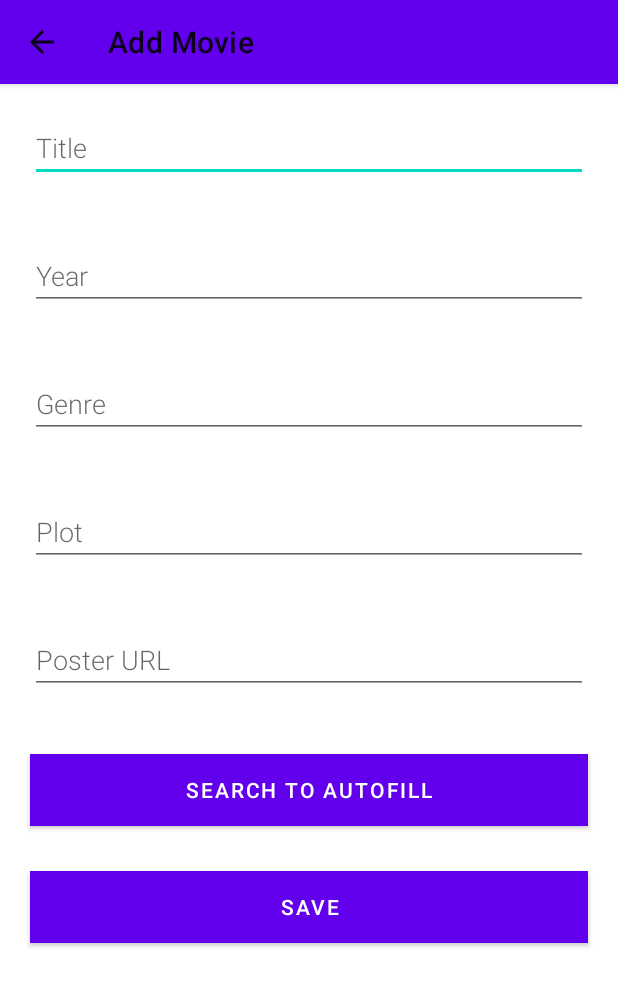
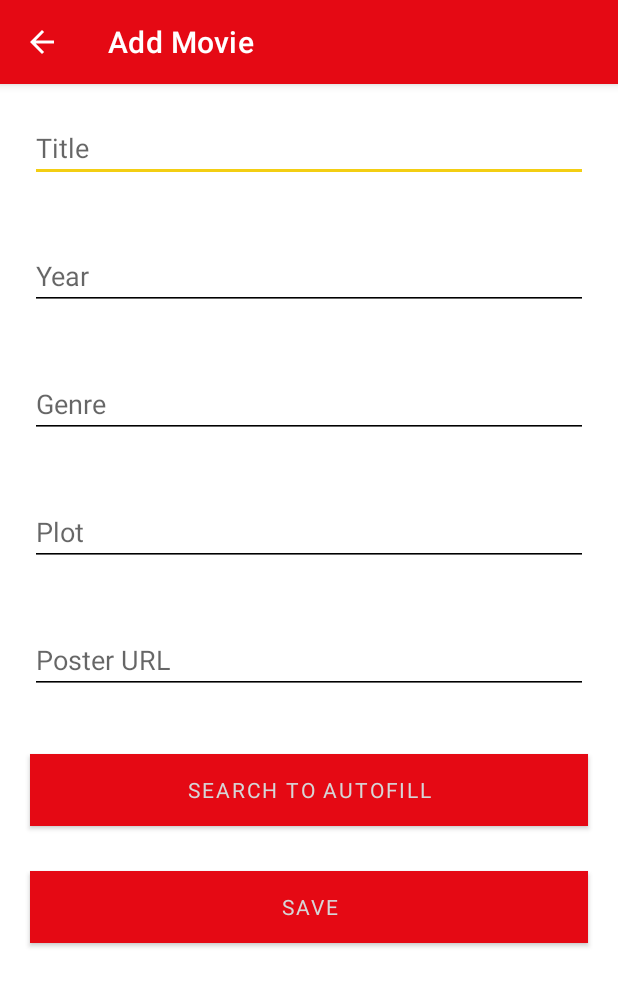
Before and after one commit to siposbi/lmdb, an Android app: the NewMovieActivity screen opened directly, with no data from a screen before it, on a phone screen of 412 x 824 dp. Shown: the top 986 px of the screen. Run offline under Robolectric (Android 15) with nearby library versions, the light colour scheme and no system bars.

Commit message:
Changed app colors

```diff
--- a/app/src/main/res/values-night/themes.xml
+++ b/app/src/main/res/values-night/themes.xml
@@ -2,15 +2,20 @@
     <!-- Base application theme. -->
     <style name="Theme.LMDB" parent="Theme.MaterialComponents.DayNight.DarkActionBar">
         <!-- Primary brand color. -->
-        <item name="colorPrimary">@color/purple_200</item>
-        <item name="colorPrimaryVariant">@color/purple_700</item>
-        <item name="colorOnPrimary">@color/black</item>
+        <item name="colorPrimary">@color/primaryColor</item>
+        <item name="colorPrimaryVariant">@color/primaryDarkColor</item>
+        <item name="colorOnPrimary">@color/primaryTextColor</item>
+        <item name="android:textColorPrimary">@color/primaryTextColor</item>
         <!-- Secondary brand color. -->
-        <item name="colorSecondary">@color/teal_200</item>
-        <item name="colorSecondaryVariant">@color/teal_200</item>
-        <item name="colorOnSecondary">@color/black</item>
+        <item name="colorSecondary">@color/secondaryColor</item>
+        <item name="colorSecondaryVariant">@color/secondaryDarkColor</item>
+        <item name="colorOnSecondary">@color/secondaryTextColor</item>
+        <item name="android:textColorSecondary">@color/secondaryTextColor</item>
         <!-- Status bar color. -->
         <item name="android:statusBarColor" tools:targetApi="l">?attr/colorPrimaryVariant</item>
         <!-- Customize your theme here. -->
     </style>
+    <style name="SplashTheme" parent="Theme.AppCompat.NoActionBar">
+        <item name="android:windowBackground">@drawable/splash_background</item>
+    </style>
 </resources>
--- a/app/src/main/res/values/colors.xml
+++ b/app/src/main/res/values/colors.xml
@@ -1,10 +1,10 @@
 <?xml version="1.0" encoding="utf-8"?>
 <resources>
-    <color name="purple_200">#FFBB86FC</color>
-    <color name="purple_500">#FF6200EE</color>
-    <color name="purple_700">#FF3700B3</color>
-    <color name="teal_200">#FF03DAC5</color>
-    <color name="teal_700">#FF018786</color>
-    <color name="black">#FF000000</color>
-    <color name="white">#FFFFFFFF</color>
+    <color name="primaryLightColor">#ff5740</color>
+    <color name="primaryColor">#e50914</color>
+    <color name="primaryDarkColor">#aa0000</color>
+    <color name="secondaryColor">#f3ce13</color>
+    <color name="secondaryDarkColor">#bc9d00</color>
+    <color name="primaryTextColor">#ffffff</color>
+    <color name="secondaryTextColor">#000000</color>
 </resources>
--- a/app/src/main/res/values/themes.xml
+++ b/app/src/main/res/values/themes.xml
@@ -2,16 +2,20 @@
     <!-- Base application theme. -->
     <style name="Theme.LMDB" parent="Theme.MaterialComponents.DayNight">
         <!-- Primary brand color. -->
-        <item name="colorPrimary">@color/purple_500</item>
-        <item name="colorPrimaryVariant">@color/purple_700</item>
-        <item name="colorOnPrimary">@color/white</item>
+        <item name="colorPrimary">@color/primaryColor</item>
+        <item name="colorPrimaryVariant">@color/primaryDarkColor</item>
+        <item name="colorOnPrimary">@color/primaryTextColor</item>
+        <item name="android:textColorPrimary">@color/primaryTextColor</item>
         <!-- Secondary brand color. -->
-        <item name="colorSecondary">@color/teal_200</item>
-        <item name="colorSecondaryVariant">@color/teal_700</item>
-        <item name="colorOnSecondary">@color/black</item>
+        <item name="colorSecondary">@color/secondaryColor</item>
+        <item name="colorSecondaryVariant">@color/secondaryDarkColor</item>
+        <item name="colorOnSecondary">@color/secondaryTextColor</item>
+        <item name="android:textColorSecondary">@color/secondaryTextColor</item>
         <!-- Status bar color. -->
         <item name="android:statusBarColor" tools:targetApi="l">?attr/colorPrimaryVariant</item>
         <!-- Customize your theme here. -->
+        <item name="fontFamily">sans-serif</item>
+        <item name="android:fontFamily">sans-serif</item>
     </style>
     <style name="SplashTheme" parent="Theme.AppCompat.NoActionBar">
         <item name="android:windowBackground">@drawable/splash_background</item>
```
